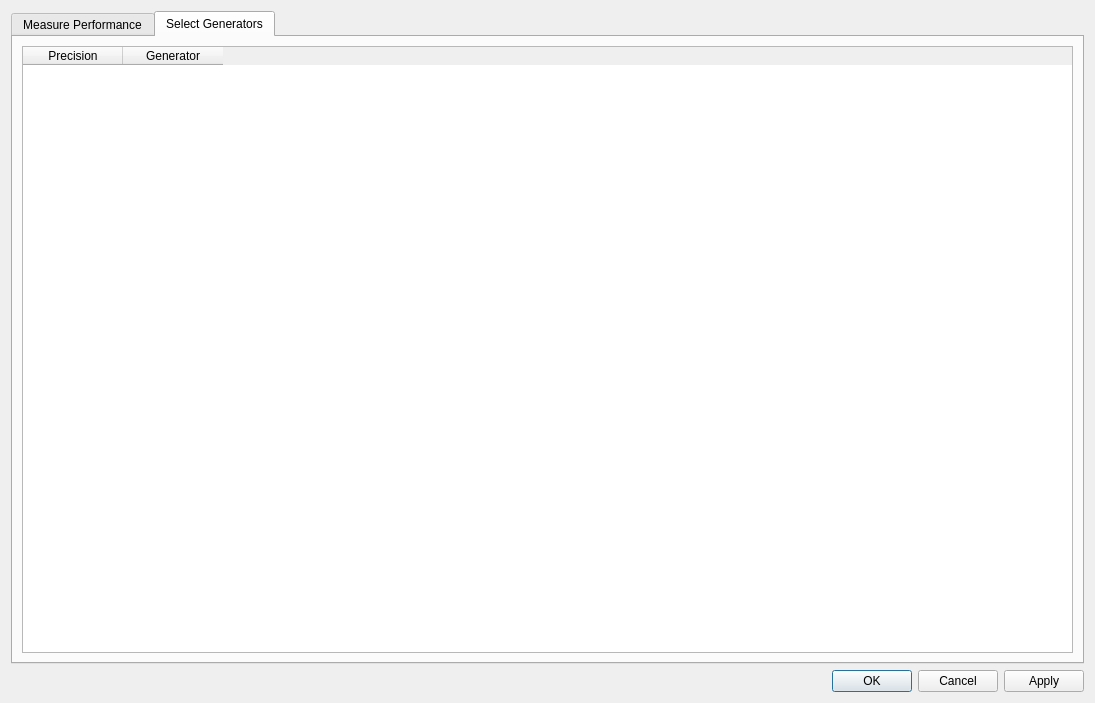
First picture: the form in choosegenerators.ui, repository QlowB/Almond, before the edit.
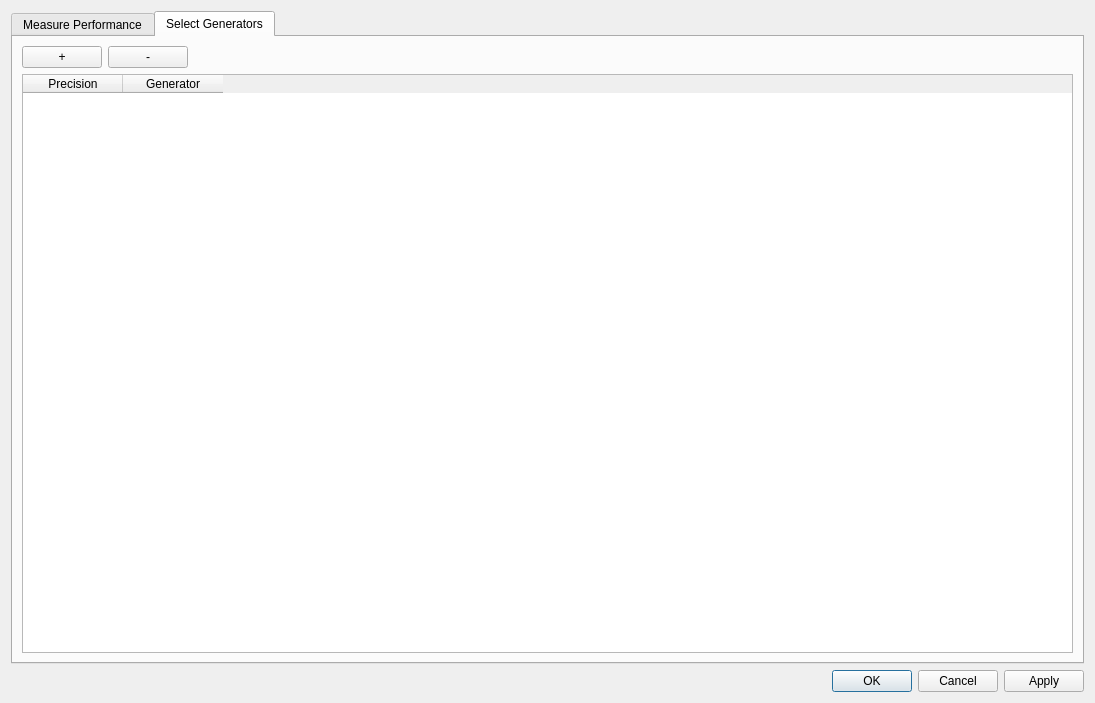
Second picture: the form after the edit. The open tabs and pages were chosen to show the change.

```diff
--- a/choosegenerators.ui
+++ b/choosegenerators.ui
@@ -142,6 +142,49 @@
            <string>Select Generators</string>
           </attribute>
           <layout class="QVBoxLayout" name="verticalLayout_4">
+           <item>
+            <layout class="QHBoxLayout" name="horizontalLayout_4">
+             <item>
+              <widget class="QPushButton" name="addRow">
+               <property name="sizePolicy">
+                <sizepolicy hsizetype="Fixed" vsizetype="Fixed">
+                 <horstretch>0</horstretch>
+                 <verstretch>0</verstretch>
+                </sizepolicy>
+               </property>
+               <property name="text">
+                <string>+</string>
+               </property>
+              </widget>
+             </item>
+             <item>
+              <widget class="QPushButton" name="removeRow">
+               <property name="sizePolicy">
+                <sizepolicy hsizetype="Fixed" vsizetype="Fixed">
+                 <horstretch>0</horstretch>
+                 <verstretch>0</verstretch>
+                </sizepolicy>
+               </property>
+               <property name="text">
+                <string>-</string>
+               </property>
+              </widget>
+             </item>
+             <item>
+              <spacer name="horizontalSpacer">
+               <property name="orientation">
+                <enum>Qt::Horizontal</enum>
+               </property>
+               <property name="sizeHint" stdset="0">
+                <size>
+                 <width>40</width>
+                 <height>20</height>
+                </size>
+               </property>
+              </spacer>
+             </item>
+            </layout>
+           </item>
            <item>
             <widget class="QTableWidget" name="table">
              <property name="sizePolicy">
```
Left out of the diff: 14 changed lines with no effect on the pictures.
